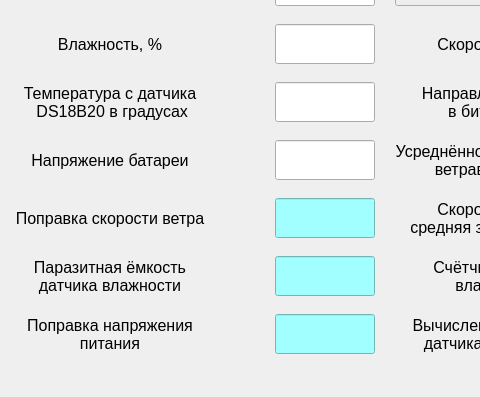
The window that ui/MainUi.ui (Skorikof/WeatherStation) describes before a commit, drawn with Qt 5; both pictures show x 0 to 480 and y 163 to 560 of the 770 by 560 pixel window.
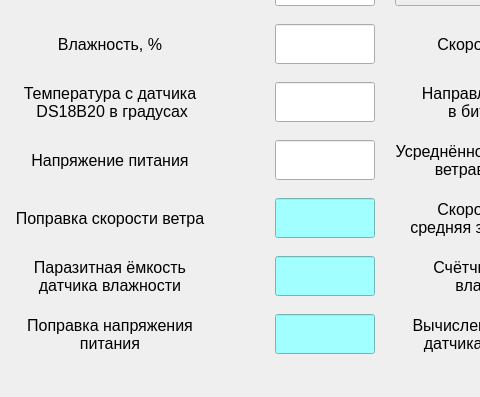
The same window after the commit.

Commit message: Сделана правка в интерфейсе

Patch:
```diff
--- a/ui/MainUi.ui
+++ b/ui/MainUi.ui
@@ -856,7 +856,7 @@
        </font>
       </property>
       <property name="text">
-       <string>Напряжение батареи</string>
+       <string>Напряжение питания</string>
       </property>
       <property name="alignment">
        <set>Qt::AlignCenter</set>
```
The commit also changes 2 other files.
